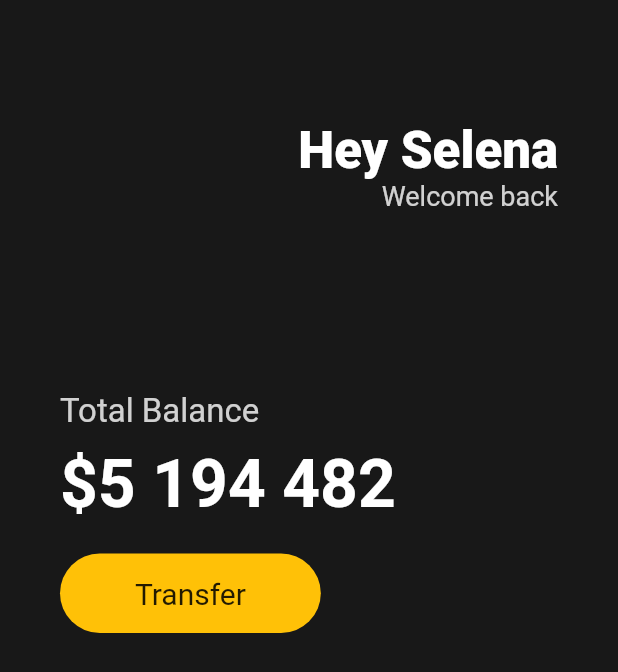
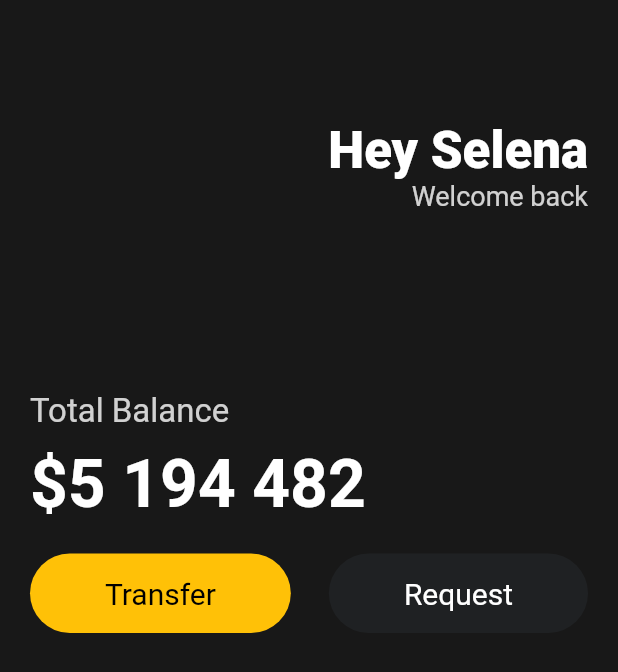
Before and after one commit to hgko1207/nomadcoders, a Flutter app: the screen it shows after launch, on a phone screen of 412 x 824 dp. Shown: the top 672 px of the screen. Run offline on Flutter 3.47's test engine with Material 2 defaults, Android fonts, the phone set to English and light mode, and no system bars.

Commit message:
Reusable Widgets

```diff
--- a/toonflix/lib/main.dart
+++ b/toonflix/lib/main.dart
@@ -1,28 +1,31 @@
 import 'package:flutter/material.dart';
+import 'package:toonflix/widgets/button.dart';
 
 void main() {
-  runApp(App());
+  runApp(const App());
 }
 
 class App extends StatelessWidget {
+  const App({super.key});
+
   @override
   Widget build(BuildContext context) {
     return MaterialApp(
       home: Scaffold(
-          backgroundColor: Color(0xFF181818),
+          backgroundColor: const Color(0xFF181818),
           body: Padding(
-            padding: EdgeInsets.symmetric(horizontal: 40),
+            padding: const EdgeInsets.symmetric(horizontal: 20),
             child: Column(
               crossAxisAlignment: CrossAxisAlignment.start,
               children: [
-                SizedBox(height: 80),
+                const SizedBox(height: 80),
                 Row(
                   mainAxisAlignment: MainAxisAlignment.end,
                   children: [
                     Column(
                       crossAxisAlignment: CrossAxisAlignment.end,
                       children: [
-                        Text(
+                        const Text(
                           'Hey Selena',
                           style: TextStyle(
                             color: Colors.white,
@@ -41,14 +44,14 @@
                     )
                   ],
                 ),
-                SizedBox(height: 120),
+                const SizedBox(height: 120),
                 Text(
                   'Total Balance',
                   style: TextStyle(
                       fontSize: 22, color: Colors.white.withOpacity(0.8)),
                 ),
-                SizedBox(height: 10),
-                Text(
+                const SizedBox(height: 10),
+                const Text(
                   '\$5 194 482',
                   style: TextStyle(
                     fontSize: 44,
@@ -56,27 +59,20 @@
                     color: Colors.white,
                   ),
                 ),
-                SizedBox(height: 20),
-                Row(
+                const SizedBox(height: 20),
+                const Row(
+                  mainAxisAlignment: MainAxisAlignment.spaceBetween,
                   children: [
-                    Container(
-                      decoration: BoxDecoration(
-                        color: Colors.amber,
-                        borderRadius: BorderRadius.circular(45),
-                      ),
-                      child: Padding(
-                        padding: EdgeInsets.symmetric(
-                          vertical: 15,
-                          horizontal: 50,
-                        ),
-                        child: Text(
-                          'Transfer',
-                          style: TextStyle(
-                            fontSize: 20,
-                          ),
-                        ),
-                      ),
-                    )
+                    Button(
+                      text: 'Transfer',
+                      bgColor: Colors.amber,
+                      textColor: Colors.black,
+                    ),
+                    Button(
+                      text: 'Request',
+                      bgColor: Color(0xFF1F2123),
+                      textColor: Colors.white,
+                    ),
                   ],
                 )
               ],
--- /dev/null
+++ b/toonflix/lib/widgets/button.dart
@@ -0,0 +1,36 @@
+import 'package:flutter/material.dart';
+
+class Button extends StatelessWidget {
+  final String text;
+  final Color bgColor;
+  final Color textColor;
+
+  const Button(
+      {super.key,
+      required this.text,
+      required this.bgColor,
+      required this.textColor});
+
+  @override
+  Widget build(BuildContext context) {
+    return Container(
+      decoration: BoxDecoration(
+        color: bgColor,
+        borderRadius: BorderRadius.circular(45),
+      ),
+      child: Padding(
+        padding: const EdgeInsets.symmetric(
+          vertical: 15,
+          horizontal: 50,
+        ),
+        child: Text(
+          text,
+          style: TextStyle(
+            color: textColor,
+            fontSize: 20,
+          ),
+        ),
+      ),
+    );
+  }
+}
```
